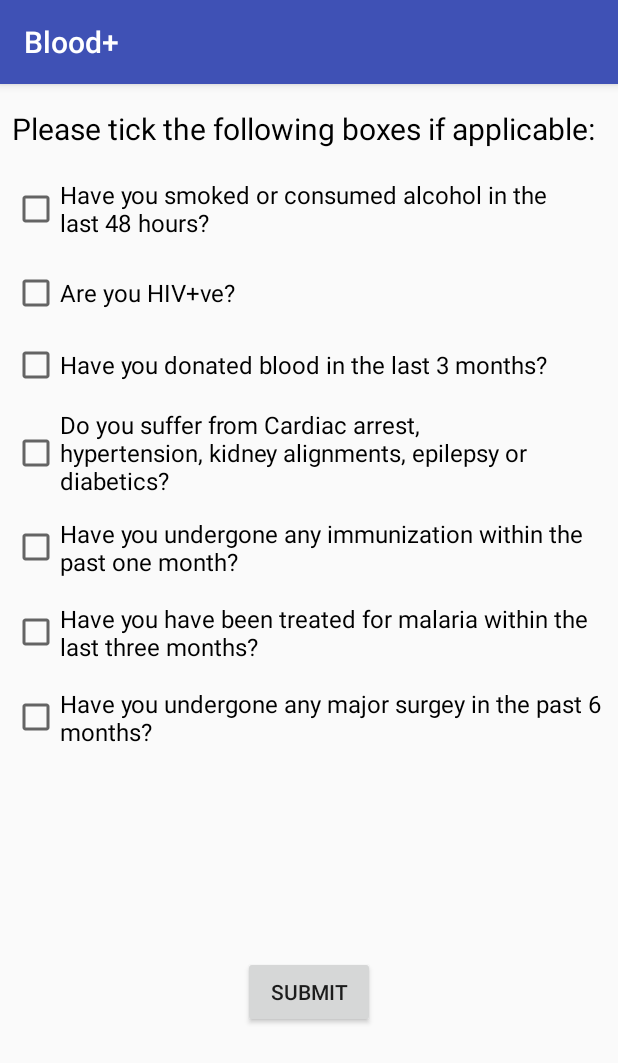
After one commit to suhas-goutham/BloodPlus, an Android app: the Authentication_page screen opened directly, with no data from a screen before it, on a phone screen of 412 x 824 dp. The commit adds this screen. Shown: the top 1063 px of the screen. Run offline under Robolectric (Android 15) with nearby library versions, the phone set to English and light mode, and no system bars; libraries missing offline, so code that uses them is left out: com.parse.

Commit message:
14-Apr-18

```diff
--- a/app/src/main/AndroidManifest.xml
+++ b/app/src/main/AndroidManifest.xml
@@ -65,7 +65,8 @@
         <activity
             android:name=".ProfileUserActivity"
             android:parentActivityName=".HospitalMapsActivity" />
-        <activity android:name=".DonorActivity"></activity>
+        <activity android:name=".DonorActivity" />
+        <activity android:name=".Authentication_page"></activity>
     </application>
 
 </manifest>
--- /dev/null
+++ b/app/src/main/java/com/suhas/blood/Authentication_page.java
@@ -0,0 +1,112 @@
+package com.suhas.blood;
+
+import android.app.NotificationManager;
+import android.content.Intent;
+import android.net.Uri;
+import android.support.v4.app.NotificationManagerCompat;
+import android.support.v7.app.AppCompatActivity;
+import android.os.Bundle;
+import android.util.Log;
+import android.view.View;
+import android.widget.CheckBox;
+import android.widget.Toast;
+
+import com.parse.FindCallback;
+import com.parse.ParseException;
+import com.parse.ParseObject;
+import com.parse.ParseQuery;
+import com.parse.ParseUser;
+
+import java.util.Calendar;
+import java.util.List;
+
+public class Authentication_page extends AppCompatActivity {
+
+    CheckBox c1,c2,c3,c4,c5,c6,c7;
+
+    public void submit(View view){
+        if(c1.isChecked() || c2.isChecked() ||c3.isChecked() ||c4.isChecked() ||c5.isChecked() ||c6.isChecked() ||c7.isChecked() ){
+            Toast.makeText(getApplicationContext(),"Sorry,you are not eligible to donate",Toast.LENGTH_SHORT).show();
+
+
+            if(ParseUser.getCurrentUser()!=null){
+                ParseQuery<ParseObject> q=new ParseQuery<ParseObject>("Request");
+                q.whereEqualTo("username",ParseUser.getCurrentUser().getUsername());
+
+                q.findInBackground(new FindCallback<ParseObject>() {
+                    @Override
+                    public void done(List<ParseObject> objects, ParseException e) {
+                        if(e==null){
+                            if(objects.size()==1){
+                                objects.get(0).put("requestStatus",false);
+                                objects.get(0).saveInBackground();
+                                Log.i("authentication","saved");
+                            }
+                        }
+                    }
+                });
+            }
+
+            Intent intent=new Intent(getApplicationContext(),DonorActivity.class);
+            startActivity(intent);
+        }else {
+
+            if (ParseUser.getCurrentUser() != null) {
+
+                ParseQuery<ParseObject> query = ParseQuery.getQuery("Request");
+                query.whereEqualTo("username", ParseUser.getCurrentUser().getUsername());
+
+                query.findInBackground(new FindCallback<ParseObject>() {
+                    @Override
+                    public void done(List<ParseObject> objects, ParseException e) {
+                        if (e == null) {
+                            if (objects.size() > 0) {
+
+                                Calendar c = Calendar.getInstance();
+                                Log.i("Current date", c.getTime().toString());
+
+                                objects.get(0).put("date", c.getTime());
+                                objects.get(0).put("finishedDonation", true);
+
+                                objects.get(0).saveInBackground();
+
+                                NotificationManagerCompat notificationManager = NotificationManagerCompat.from(getApplicationContext());
+
+                                notificationManager.cancel(0);
+
+                                Intent donorIntent = new Intent(android.content.Intent.ACTION_VIEW,
+                                        Uri.parse("http://maps.google.com/maps?daddr=" + objects.get(0).getParseGeoPoint("hospitalGeoPoint").getLatitude() + "," + objects.get(0).getParseGeoPoint("hospitalGeoPoint").getLongitude()));
+
+                                startActivity(donorIntent);
+
+                            }
+                        }
+                    }
+                });
+            }
+        }
+    }
+
+    @Override
+    protected void onCreate(Bundle savedInstanceState) {
+        super.onCreate(savedInstanceState);
+        setContentView(R.layout.activity_authentication_page);
+
+        c1=(CheckBox) findViewById(R.id.checkBox1);
+        c2=(CheckBox) findViewById(R.id.checkBox2);
+        c3=(CheckBox) findViewById(R.id.checkBox3);
+        c4=(CheckBox) findViewById(R.id.checkBox4);
+        c5=(CheckBox) findViewById(R.id.checkBox5);
+        c6=(CheckBox) findViewById(R.id.checkBox6);
+        c7=(CheckBox) findViewById(R.id.checkBox7);
+    }
+
+    @Override
+    public void onBackPressed() {
+        super.onBackPressed();
+
+        Intent intent=new Intent(getApplicationContext(),DonorActivity.class);
+        intent.putExtra("activity","authentication");
+        startActivity(intent);
+    }
+}
--- a/app/src/main/java/com/suhas/blood/FilterBloodActivity.java
+++ b/app/src/main/java/com/suhas/blood/FilterBloodActivity.java
@@ -74,7 +74,13 @@ public class FilterBloodActivity extends AppCompatActivity {
         c7=(CheckBox) findViewById(R.id.checkBoxABp);
         c8=(CheckBox) findViewById(R.id.checkBoxABn);
 
+    }
 
+    @Override
+    public void onBackPressed() {
+        super.onBackPressed();
 
+        Intent intent=new Intent(getApplicationContext(),HospitalMapsActivity.class);
+        startActivity(intent);
     }
 }
--- a/app/src/main/java/com/suhas/blood/MainActivity.java
+++ b/app/src/main/java/com/suhas/blood/MainActivity.java
@@ -37,7 +37,11 @@ import com.parse.SaveCallback;
         super.onCreate(savedInstanceState);
         setContentView(R.layout.activity_main);
 
-        ParseUser.getCurrentUser().logOut();
+        try{
+            ParseUser.getCurrentUser().logOut();
+        }catch (Exception e){
+
+        }
 
         ParseAnalytics.trackAppOpenedInBackground(getIntent());
 
--- /dev/null
+++ b/app/src/main/res/layout/activity_authentication_page.xml
@@ -0,0 +1,117 @@
+<?xml version="1.0" encoding="utf-8"?>
+<android.support.constraint.ConstraintLayout xmlns:android="http://schemas.android.com/apk/res/android"
+    xmlns:app="http://schemas.android.com/apk/res-auto"
+    xmlns:tools="http://schemas.android.com/tools"
+    android:layout_width="match_parent"
+    android:layout_height="match_parent"
+    tools:context="com.suhas.blood.Authentication_page">
+
+    <TextView
+        android:id="@+id/textView4"
+        android:layout_width="wrap_content"
+        android:layout_height="wrap_content"
+        android:layout_marginLeft="8dp"
+        android:layout_marginTop="16dp"
+        android:text="Please tick the following boxes if applicable:"
+        android:textColor="@color/common_google_signin_btn_text_dark_focused"
+        android:textSize="20sp"
+        app:layout_constraintLeft_toLeftOf="parent"
+        app:layout_constraintTop_toTopOf="parent" />
+
+    <CheckBox
+        android:id="@+id/checkBox1"
+        android:layout_width="367dp"
+        android:layout_height="48dp"
+        android:layout_marginLeft="8dp"
+        android:layout_marginTop="16dp"
+        android:text="Have you smoked or consumed alcohol in the last 48 hours?"
+        android:textSize="16sp"
+        app:layout_constraintLeft_toLeftOf="parent"
+        app:layout_constraintTop_toBottomOf="@+id/textView4" />
+
+    <CheckBox
+        android:id="@+id/checkBox2"
+        android:layout_width="wrap_content"
+        android:layout_height="wrap_content"
+        android:layout_marginLeft="8dp"
+        android:layout_marginTop="16dp"
+        android:text="Are you HIV+ve?"
+        android:textSize="16sp"
+        app:layout_constraintLeft_toLeftOf="parent"
+        app:layout_constraintTop_toBottomOf="@+id/checkBox1" />
+
+    <CheckBox
+        android:id="@+id/checkBox3"
+        android:layout_width="wrap_content"
+        android:layout_height="wrap_content"
+        android:layout_marginLeft="8dp"
+        android:layout_marginTop="16dp"
+        android:text="Have you donated blood in the last 3 months?"
+        android:textSize="16sp"
+        app:layout_constraintLeft_toLeftOf="parent"
+        app:layout_constraintTop_toBottomOf="@+id/checkBox2" />
+
+    <CheckBox
+        android:id="@+id/checkBox4"
+        android:layout_width="364dp"
+        android:layout_height="69dp"
+        android:layout_marginLeft="8dp"
+        android:layout_marginTop="8dp"
+        android:text="Do you suffer from Cardiac arrest, hypertension, kidney alignments, epilepsy or diabetics?"
+        android:textSize="16sp"
+        app:layout_constraintLeft_toLeftOf="parent"
+        app:layout_constraintTop_toBottomOf="@+id/checkBox3"
+        android:layout_marginRight="8dp"
+        app:layout_constraintRight_toRightOf="parent"
+        app:layout_constraintHorizontal_bias="0.0"
+        tools:layout_editor_absoluteY="228dp"
+        tools:layout_editor_absoluteX="12dp" />
+
+    <CheckBox
+        android:id="@+id/checkBox5"
+        android:layout_width="wrap_content"
+        android:layout_height="wrap_content"
+        android:layout_marginLeft="8dp"
+        android:layout_marginTop="8dp"
+        android:text="Have you undergone any immunization within the past one month?"
+        android:textSize="16sp"
+        app:layout_constraintLeft_toLeftOf="parent"
+        app:layout_constraintTop_toBottomOf="@+id/checkBox4" />
+
+    <CheckBox
+        android:id="@+id/checkBox6"
+        android:layout_width="wrap_content"
+        android:layout_height="wrap_content"
+        android:layout_marginLeft="8dp"
+        android:layout_marginTop="16dp"
+        android:text="Have you have been treated for malaria within the last three months?"
+        android:textSize="16sp"
+        app:layout_constraintLeft_toLeftOf="parent"
+        app:layout_constraintTop_toBottomOf="@+id/checkBox5" />
+
+    <CheckBox
+        android:id="@+id/checkBox7"
+        android:layout_width="wrap_content"
+        android:layout_height="wrap_content"
+        android:layout_marginLeft="8dp"
+        android:layout_marginTop="16dp"
+        android:text="Have you undergone any major surgey in the past 6 months?"
+        android:textSize="16sp"
+        app:layout_constraintLeft_toLeftOf="parent"
+        app:layout_constraintTop_toBottomOf="@+id/checkBox6" />
+
+    <Button
+        android:id="@+id/submitButton"
+        android:layout_width="wrap_content"
+        android:layout_height="wrap_content"
+        android:layout_marginLeft="8dp"
+        android:layout_marginRight="8dp"
+        android:layout_marginTop="8dp"
+        android:onClick="submit"
+        android:text="SUBMIT"
+        app:layout_constraintLeft_toLeftOf="parent"
+        app:layout_constraintRight_toRightOf="parent"
+        app:layout_constraintTop_toBottomOf="@+id/checkBox7"
+        app:layout_constraintBottom_toBottomOf="parent"
+        android:layout_marginBottom="8dp" />
+</android.support.constraint.ConstraintLayout>
--- a/app/src/main/res/layout/activity_donor.xml
+++ b/app/src/main/res/layout/activity_donor.xml
@@ -122,4 +122,5 @@
         app:layout_constraintLeft_toLeftOf="parent"
         app:layout_constraintRight_toRightOf="parent"
         app:layout_constraintTop_toBottomOf="@+id/date1" />
+
 </android.support.constraint.ConstraintLayout>
```
Also changed, not shown: app/src/main/java/com/suhas/blood/DonorActivity.java (+87 -59 lines), app/src/main/java/com/suhas/blood/DonorMapsActivity.java (+40 -36 lines), app/src/main/java/com/suhas/blood/DonorRegisterActivity.java (+9 -0 lines), app/src/main/java/com/suhas/blood/HospitalMapsActivity.java (+25 -10 lines), app/src/main/java/com/suhas/blood/HospitalRegisterActivity.java (+9 -0 lines), app/src/main/java/com/suhas/blood/LoginActivity.java (+40 -14 lines), app/src/main/java/com/suhas/blood/ProfileUserActivity.java (+8 -0 lines), app/src/main/java/com/suhas/blood/RegisterActivity.java (+8 -0 lines).
